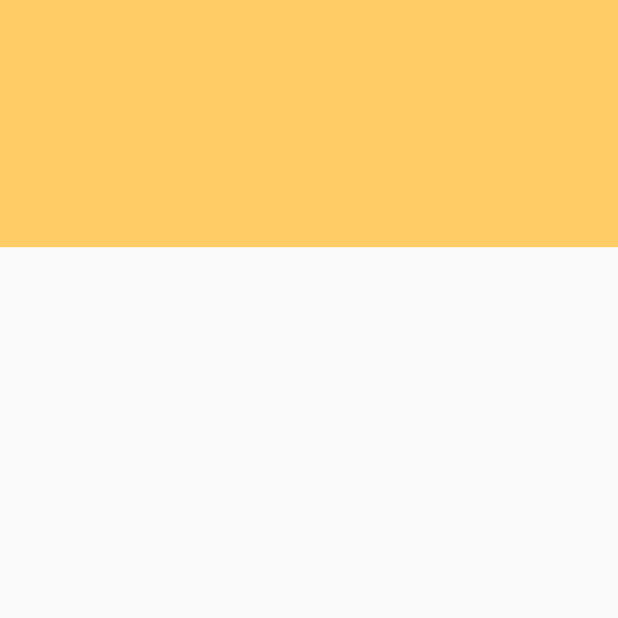
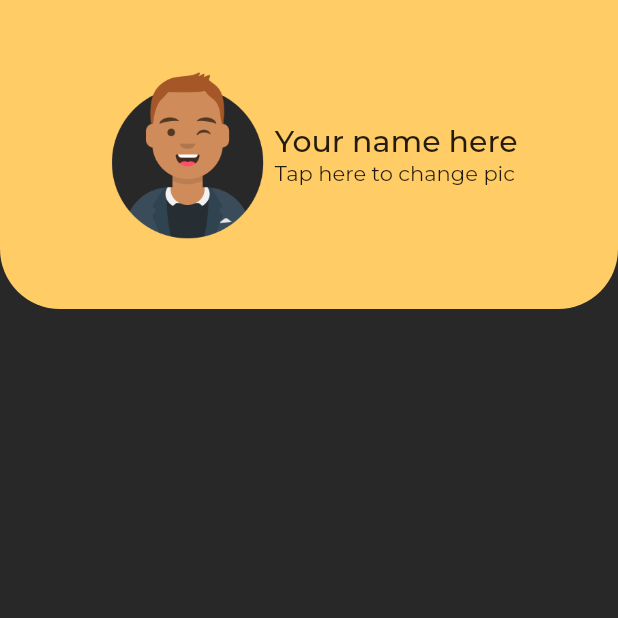
Before and after one commit to NoScopeDevs/todo_app_clone, a Flutter app: the screen it shows after launch, on a phone screen of 412 x 824 dp, the top half of it. Run offline on Flutter 3.47's test engine with Material 2 defaults, Android fonts, the phone set to English and light mode, and no system bars; our stand-ins replace google_fonts.

Commit message:
added texttheme

```diff
--- a/lib/main.dart
+++ b/lib/main.dart
@@ -1,4 +1,6 @@
 import 'package:flutter/material.dart';
+
+import 'package:google_fonts/google_fonts.dart';
 
 import 'screens/home.dart';
 
@@ -10,6 +12,9 @@ class TodoApp extends StatelessWidget {
     return MaterialApp(
       title: 'Todo App',
       home: HomeScreen(),
+      theme: ThemeData(
+        textTheme: GoogleFonts.montserratTextTheme(),
+      ),
     );
   }
 }
--- a/lib/screens/home.dart
+++ b/lib/screens/home.dart
@@ -7,11 +7,47 @@ class HomeScreen extends StatelessWidget {
   @override
   Widget build(BuildContext context) {
     return Scaffold(
+      backgroundColor: kPrimaryGrey,
       body: Column(
         children: [
-          Container(
-            height: MediaQuery.of(context).size.height * 0.2,
-            color: kPrimaryYellow,
+          _Header(),
+        ],
+      ),
+    );
+  }
+}
+
+class _Header extends StatelessWidget {
+  const _Header({Key key}) : super(key: key);
+
+  @override
+  Widget build(BuildContext context) {
+    return Container(
+      height: MediaQuery.of(context).size.height * 0.25,
+      decoration: BoxDecoration(
+        color: kPrimaryYellow,
+        borderRadius: BorderRadius.only(
+          bottomLeft: Radius.circular(40.0),
+          bottomRight: Radius.circular(40.0),
+        ),
+      ),
+      child: Row(
+        mainAxisAlignment: MainAxisAlignment.center,
+        children: [
+          SizedBox(
+            height: MediaQuery.of(context).size.height * 0.15,
+            child: Image.asset('assets/avatars/1.png'),
+          ),
+          Column(
+            mainAxisAlignment: MainAxisAlignment.center,
+            crossAxisAlignment: CrossAxisAlignment.start,
+            children: [
+              Text(
+                'Your name here',
+                style: Theme.of(context).textTheme.headline6,
+              ),
+              Text('Tap here to change pic'),
+            ],
           )
         ],
       ),
```
Also changed, not shown: pubspec.yaml (+5 -3 lines), 3 other files.
